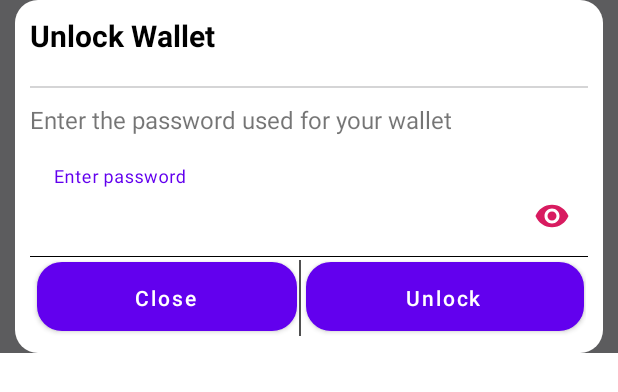
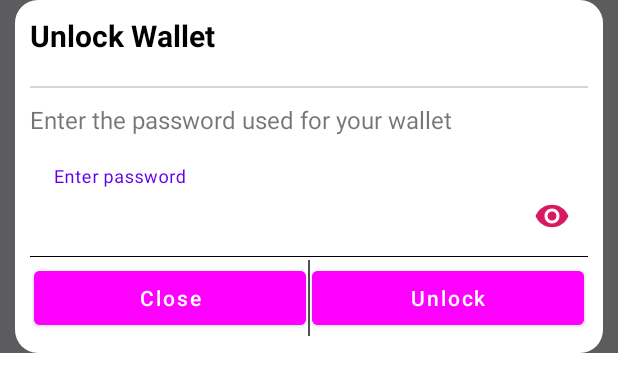
Before and after one commit to DogeProtocol/dp-wallet-android, an Android app: the layout unlock_dialog_fragment.xml on its own in the app's theme, with its tools: preview values and no code run, on a phone screen of 412 x 824 dp. Shown: the top 392 px of the screen. Run offline under Robolectric (Android 15) with nearby library versions, the phone set to English and light mode, and no system bars.

Commit message:
change message in unlock and create dialog on send message

```diff
--- a/app/src/main/java/com/dpwallet/app/utils/GlobalMethods.java
+++ b/app/src/main/java/com/dpwallet/app/utils/GlobalMethods.java
@@ -38,6 +38,7 @@ public class GlobalMethods {
     public static String CHAIN_ID = "36996";
     public static String GAS = "21000";
     public static String GAS_PRICE = "1000000000";
+
     //public static String NONCE = "0";
 
     public static int DURATION = 20;
--- a/app/src/main/res/layout/unlock_dialog_fragment.xml
+++ b/app/src/main/res/layout/unlock_dialog_fragment.xml
@@ -89,7 +89,6 @@
                     android:orientation="horizontal">
                     <Button
                         android:id="@+id/button_unlock_close"
-                        android:background="@drawable/button_dark_pink_selector"
                         android:layout_width="wrap_content"
                         android:layout_height="wrap_content"
                         android:layout_weight="1"
@@ -97,7 +96,8 @@
                         android:padding="5dp"
                         android:textAllCaps="false"
                         android:text="@string/unlock_button_close_title"
-                        android:textColor="@color/colorCommon7" />
+                        android:textColor="@color/colorCommon7"
+                        android:backgroundTint="@drawable/button_green_selector"/>
 
                     <View
                         android:layout_width="1dp"
@@ -106,15 +106,15 @@
 
                     <Button
                         android:id="@+id/button_unlock_unlock"
-                        android:background="@drawable/button_green_selector"
-                        android:layout_width="100dp"
+                        android:layout_width="wrap_content"
                         android:layout_height="wrap_content"
                         android:layout_weight="1"
                         android:layout_margin="1dp"
                         android:padding="5dp"
                         android:textAllCaps="false"
                         android:text="@string/unlock_button_unlock_title"
-                        android:textColor="@color/colorCommon7" />
+                        android:textColor="@color/colorCommon7"
+                        android:backgroundTint="@drawable/button_green_selector"/>
 
                 </LinearLayout>
 
--- a/app/src/main/res/values/strings.xml
+++ b/app/src/main/res/values/strings.xml
@@ -112,7 +112,7 @@
     <string name="unlock_button_close_title">Close</string>string>
 
     <string name="unlock_password_empty_message">Enter the password!</string>
-
+    <string name="unlock_password_wrong_message">Could not unlock the wallet with the password. Please try again!</string>
     <string name="unlock_message_description">Sign verification failed!</string>
 
     <!-- Receive fragment -->
@@ -140,7 +140,6 @@
 
     <string name="setting_dialog_message_exits">Processing...</string>
 
-
     <!-- send fragment -->
     <string name="send_title">Send</string>
     <string name="send_description">Send coins to someone!</string>
@@ -162,6 +161,7 @@
     <string name="send_transaction_sample_address1_description">0xf3a5018b6d38549459880bdc3bfedd2a7bae2c9e</string>
     <string name="send_transaction_sample_address2_description">0x34bf2610320df478e617f3f496952edd8c80a9a4</string>
 
+    <string name="send_transaction_send_message_description">Your transaction was submitted. It can take a few seconds to process the transaction.</string>
 
     <!-- transaction fragment -->
     <string name="transaction_title">Transaction</string>
@@ -209,6 +209,4 @@
     <string name="downloadFailed">Download Failed…</string>
     <string name="downloadAgain">Download Again</string>
 
-
-
 </resources>
```
Also changed, not shown: app/src/main/java/com/dpwallet/app/view/fragment/SendFragment.java (+33 -6 lines), app/src/main/res/layout/send_completed_dialog_fragment.xml (added, +51 -0 lines).
